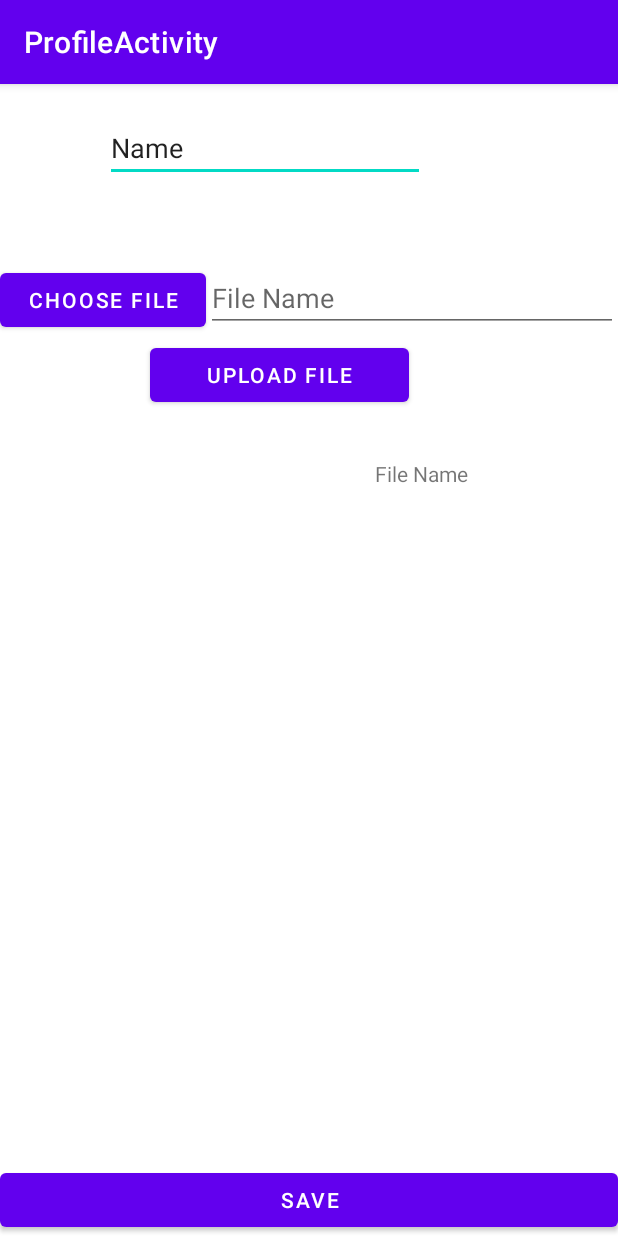
After one commit to artykisa/Android_Labs, an Android app: the ProfileActivity screen opened directly, with no data from a screen before it, on a phone screen of 412 x 824 dp. The commit adds this screen. Run offline under Robolectric (Android 15) with nearby library versions, the phone set to English and light mode, and no system bars; our stand-ins replace Firebase (no records; nobody signed in at launch, a user with empty details on screens opened directly).

Commit message:
Creating rooms, connecting to rooms. Photo upload
Co-Authored-By: Artyom Kisurin <48124997+artykisa@users.noreply.github.com>

```diff
--- a/MulpiplayerTest/app/build.gradle
+++ b/MulpiplayerTest/app/build.gradle
@@ -38,6 +38,8 @@ dependencies {
     implementation "org.jetbrains.kotlin:kotlin-stdlib:$kotlin_version"
     implementation 'androidx.core:core-ktx:1.3.2'
     implementation 'androidx.appcompat:appcompat:1.2.0'
+    implementation 'com.google.firebase:firebase-auth-ktx'
+    implementation 'com.google.android.gms:play-services-auth:19.0.0'
     implementation 'com.google.android.material:material:1.2.1'
     implementation 'androidx.constraintlayout:constraintlayout:2.0.4'
     implementation 'androidx.navigation:navigation-fragment-ktx:2.3.2'
@@ -45,7 +47,10 @@ dependencies {
     implementation platform('com.google.firebase:firebase-bom:26.1.1')
     implementation 'com.google.firebase:firebase-database:19.2.0'
     implementation 'com.google.firebase:firebase-analytics-ktx'
+    implementation 'com.google.firebase:firebase-storage:11.0.4'
+    implementation 'androidx.wear:wear:1.1.0'
     testImplementation 'junit:junit:4.+'
     androidTestImplementation 'androidx.test.ext:junit:1.1.2'
     androidTestImplementation 'androidx.test.espresso:espresso-core:3.3.0'
+    compileOnly 'com.google.android.wearable:wearable:2.8.1'
 }
--- /dev/null
+++ b/MulpiplayerTest/app/src/main/java/com/example/mulpiplayertest/ProfileActivity.kt
@@ -0,0 +1,128 @@
+package com.example.mulpiplayertest
+
+import android.content.Intent
+import android.graphics.Bitmap
+import android.net.Uri
+import android.os.Bundle
+import android.provider.MediaStore
+import android.text.TextUtils
+import android.util.Log
+import android.webkit.MimeTypeMap
+import android.widget.*
+import androidx.appcompat.app.AppCompatActivity
+import com.google.firebase.storage.FirebaseStorage
+import com.google.firebase.storage.StorageReference
+import org.w3c.dom.Text
+import java.io.IOException
+
+class ProfileActivity : AppCompatActivity() {
+
+    private val TAG = "StorageActivity"
+    //track Choosing Image Intent
+    private val CHOOSING_IMAGE_REQUEST = 1234
+    lateinit var btn_choosefile:Button
+    lateinit var btn_uploadfile:Button
+    lateinit var btn_save:Button
+    lateinit var tvFileName:TextView
+    private var fileUri: Uri? = null
+    private var bitmap: Bitmap? = null
+    lateinit  var editFileName:EditText
+    lateinit var imgFile:ImageView
+    private var imageReference: StorageReference? = null
+    override fun onCreate(savedInstanceState: Bundle?) {
+        super.onCreate(savedInstanceState)
+        setContentView(R.layout.activity_profile)
+        imageReference = FirebaseStorage.getInstance().reference.child("images")
+        setupUI()
+    }
+    fun setupUI(){
+        tvFileName =findViewById<TextView>(R.id.tvFileName)
+        imgFile = findViewById(R.id.imgFile)
+        editFileName = findViewById(R.id.edtFileName)
+        btn_choosefile = findViewById(R.id.btn_choose_file)
+        btn_uploadfile = findViewById(R.id.btn_upload_file)
+        btn_save = findViewById(R.id.setup_profile)
+        btn_choosefile.setOnClickListener {
+            showChoosingFile()
+        }
+
+        btn_save.setOnClickListener {
+
+        }
+        btn_uploadfile.setOnClickListener {
+            uploadFile()
+        }
+    }
+
+    private fun uploadFile() {
+        if (fileUri != null) {
+            val fileName = editFileName.text.toString()
+
+            if (!validateInputFileName(fileName)) {
+                return
+            }
+
+            val fileRef = imageReference!!.child(fileName + "." + getFileExtension(fileUri!!))
+            fileRef.putFile(fileUri!!)
+                .addOnSuccessListener { taskSnapshot ->
+                    Log.e(TAG, "Name: " + taskSnapshot.metadata!!.name)
+                    tvFileName.text = taskSnapshot.metadata!!.path + " - " + taskSnapshot.metadata!!.sizeBytes / 1024 + " KBs"
+                    Toast.makeText(this, "File Uploaded ", Toast.LENGTH_LONG).show()
+                }
+                .addOnFailureListener { exception ->
+                    Toast.makeText(this, exception.message, Toast.LENGTH_LONG).show()
+                }
+                .addOnProgressListener { taskSnapshot ->
+                    // progress percentage
+                    val progress = 100.0 * taskSnapshot.bytesTransferred / taskSnapshot.totalByteCount
+
+                    // percentage in progress dialog
+                    val intProgress = progress.toInt()
+                    tvFileName.text = "Uploaded " + intProgress + "%..."
+                }
+                .addOnPausedListener { System.out.println("Upload is paused!") }
+
+        } else {
+            Toast.makeText(this, "No File!", Toast.LENGTH_LONG).show()
+        }
+    }
+
+    private fun showChoosingFile() {
+        val intent = Intent()
+        intent.type = "image/*"
+        intent.action = Intent.ACTION_GET_CONTENT
+        startActivityForResult(Intent.createChooser(intent, "Select Image"), CHOOSING_IMAGE_REQUEST)
+    }
+
+    private fun validateInputFileName(fileName: String): Boolean {
+        if (TextUtils.isEmpty(fileName)) {
+            Toast.makeText(this, "Enter file name!", Toast.LENGTH_SHORT).show()
+            return false
+        }
+
+        return true
+    }
+    private fun getFileExtension(uri: Uri): String? {
+        val contentResolver = contentResolver
+        val mime = MimeTypeMap.getSingleton()
+
+        return mime.getExtensionFromMimeType(contentResolver.getType(uri))
+    }
+    override fun onActivityResult(requestCode: Int, resultCode: Int, data: Intent?) {
+        super.onActivityResult(requestCode, resultCode, data)
+
+        if (bitmap != null) {
+            bitmap!!.recycle()
+        }
+
+        if (requestCode == CHOOSING_IMAGE_REQUEST && resultCode == RESULT_OK && data != null && data.data != null) {
+            fileUri = data.data
+            try {
+                bitmap = MediaStore.Images.Media.getBitmap(contentResolver, fileUri)
+                imgFile.setImageBitmap(bitmap)
+            } catch (e: IOException) {
+                e.printStackTrace()
+            }
+        }
+    }
+}
--- /dev/null
+++ b/MulpiplayerTest/app/src/main/res/layout/activity_profile.xml
@@ -0,0 +1,87 @@
+<?xml version="1.0" encoding="utf-8"?>
+<RelativeLayout xmlns:android="http://schemas.android.com/apk/res/android"
+    xmlns:app="http://schemas.android.com/apk/res-auto"
+    xmlns:tools="http://schemas.android.com/tools"
+    android:layout_width="match_parent"
+    android:layout_height="match_parent"
+    tools:context=".ProfileActivity">
+
+
+    <Button
+        android:id="@+id/setup_profile"
+        android:layout_alignParentBottom="true"
+        android:layout_width="match_parent"
+        android:layout_height="wrap_content"
+        android:layout_centerHorizontal="true"
+        android:text="Save" />
+
+    <EditText
+        android:id="@+id/editName"
+        android:layout_width="wrap_content"
+        android:layout_height="wrap_content"
+        android:ems="10"
+        android:layout_marginLeft="70dp"
+        android:layout_marginTop="20dp"
+        android:inputType="textPersonName"
+        android:text="Name" />
+
+
+    <LinearLayout
+        android:layout_width="match_parent"
+        android:layout_height="wrap_content"
+        android:orientation="horizontal"
+        android:weightSum="3"
+        android:layout_marginTop="120dp">
+
+        <Button
+            android:id="@+id/btn_choose_file"
+            android:layout_width="0dp"
+            android:layout_height="wrap_content"
+            android:layout_weight="1"
+            android:text="Choose File" />
+
+        <EditText
+            android:id="@+id/edtFileName"
+            android:layout_width="0dp"
+            android:layout_height="wrap_content"
+            android:layout_weight="2"
+            android:hint="File Name" />
+
+    </LinearLayout>
+    <TextView
+        android:id="@+id/tvFileName"
+        android:layout_width="wrap_content"
+        android:layout_height="wrap_content"
+        android:layout_gravity="center_horizontal"
+        android:layout_margin="250dp"
+
+        android:text="File Name" />
+    <LinearLayout
+        android:layout_width="match_parent"
+        android:layout_height="wrap_content"
+        android:orientation="horizontal"
+        android:weightSum="3"
+        android:layout_marginTop="170dp">
+
+        <Button
+            android:id="@+id/btn_upload_file"
+            android:layout_width="103dp"
+            android:layout_height="wrap_content"
+            android:layout_marginLeft="100dp"
+            android:layout_weight="1"
+            android:text="Upload File" />
+
+    </LinearLayout>
+    <LinearLayout
+        android:layout_width="match_parent"
+        android:layout_height="match_parent"
+        android:orientation="vertical"
+        android:weightSum="5">
+
+        <ImageView
+            android:id="@+id/imgFile"
+            android:layout_width="match_parent"
+            android:layout_height="0dp"
+            android:layout_weight="4.7" />
+    </LinearLayout>
+</RelativeLayout>
--- /dev/null
+++ b/MulpiplayerTest/app/src/main/res/values-round/strings.xml
@@ -0,0 +1,3 @@
+<resources>
+    <string name="hello_world">Hello Round World!</string>
+</resources>
--- a/MulpiplayerTest/app/src/main/res/values/strings.xml
+++ b/MulpiplayerTest/app/src/main/res/values/strings.xml
@@ -9,4 +9,10 @@
 
     <string name="hello_first_fragment">Hello first fragment</string>
     <string name="hello_second_fragment">Hello second fragment. Arg: %1$s</string>
+    <string name="title_activity_profile">ProfileActivity</string>
+    <!--
+    This string is used for square devices and overridden by hello_world in
+    values-round/strings.xml for round devices.
+    -->
+    <string name="hello_world">Hello Square World!</string>
 </resources>
```
Also changed, not shown: MulpiplayerTest/app/src/main/AndroidManifest.xml (+7 -1 lines), MulpiplayerTest/app/src/main/java/com/example/mulpiplayertest/MainActivity.kt (+52 -57 lines), MulpiplayerTest/app/src/main/java/com/example/mulpiplayertest/RoomActivity.kt (+33 -7 lines), MulpiplayerTest/app/src/main/java/com/example/mulpiplayertest/gameClass.java (added, +40 -0 lines), MulpiplayerTest/app/src/main/java/com/example/mulpiplayertest/playerClass.java (added, +8 -0 lines), MulpiplayerTest/app/src/main/res/layout/activity_main.xml (+4 -14 lines), MulpiplayerTest/app/src/main/res/values/dimens.xml (+12 -0 lines).
